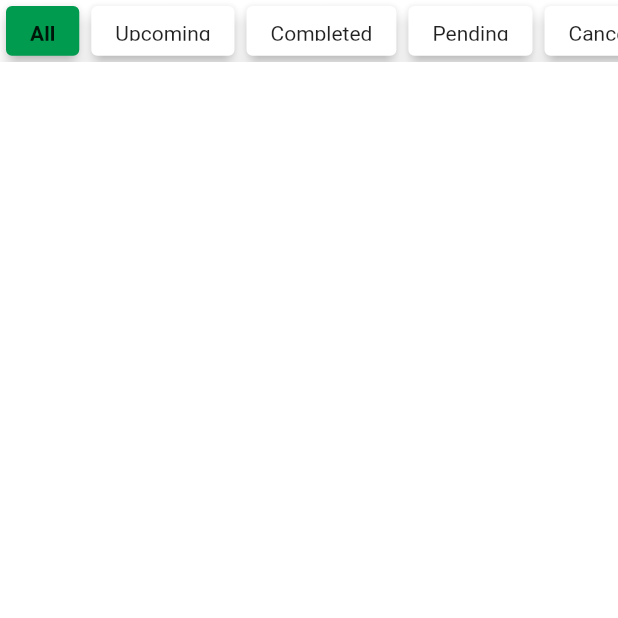
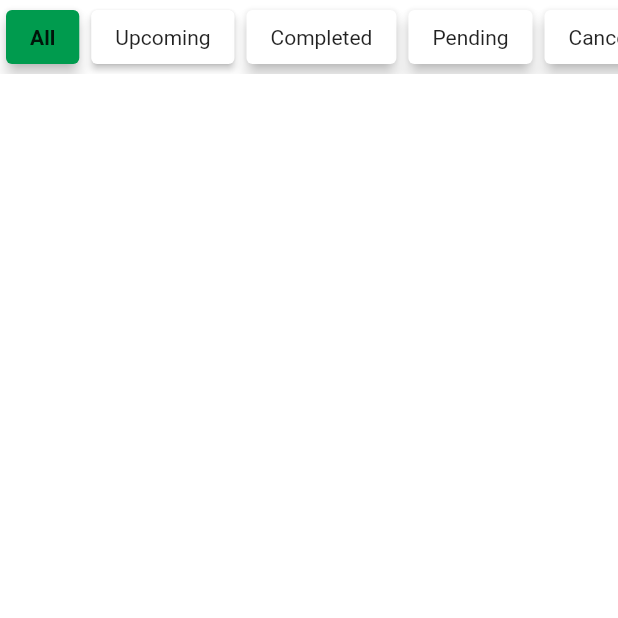
Before and after one commit to Digital-Edge-360/AMO-Mobile-app, a Flutter app: the HistoryPage screen opened directly, on a phone screen of 412 x 824 dp, the top half of it. Run offline on Flutter 3.47's test engine with Material 2 defaults, Android fonts, the phone set to English and light mode, and no system bars; our stand-ins replace cloud_firestore, firebase_auth, firebase_core, firebase_database, flutter_styled_toast, fluttertoast and 8 more; missing offline and left inert: flutter_polyline_points, material_dialogs; accounts and stored records are empty.

Commit message:
new agent code

```diff
--- a/lib/authentication/login_screen.dart
+++ b/lib/authentication/login_screen.dart
@@ -1,5 +1,4 @@
 import 'dart:developer';
-
 import 'package:amo_cabs/authentication/otp_page.dart';
 import 'package:firebase_auth/firebase_auth.dart';
 import 'package:flutter/material.dart';
@@ -27,7 +26,6 @@ class _LoginScreenState extends State<LoginScreen> {
       shape: RoundedRectangleBorder(
         borderRadius: BorderRadius.circular(10),
       ));
-
   Future<void> signInWithPhoneNumber(String phoneNumber) async {
     showDialog(
       context: context,
@@ -35,9 +33,7 @@ class _LoginScreenState extends State<LoginScreen> {
         message: "Sending OTP, please wait..",
       ),
     );
-
     FirebaseAuth auth = FirebaseAuth.instance;
-
     await auth.verifyPhoneNumber(
       phoneNumber: phoneNumber,
       verificationCompleted: (PhoneAuthCredential credential) async {
--- a/lib/authentication/registration_screen.dart
+++ b/lib/authentication/registration_screen.dart
@@ -9,7 +9,6 @@ import 'package:shared_preferences/shared_preferences.dart';
 import '../../global/global.dart';
 import '../../widgets/amo_toast.dart';
 import '../models/user_model.dart';
-
 // ignore: must_be_immutable
 class RegistrationScreen extends StatefulWidget {
   String phoneNumber;
--- a/lib/main.dart
+++ b/lib/main.dart
@@ -25,7 +25,6 @@ void main() async {
     ),
   );
 }
-
 class MyApp extends StatefulWidget {
   final Widget? child;
   const MyApp({super.key, this.child});
--- a/lib/mainScreens/booking_confirmation_page.dart
+++ b/lib/mainScreens/booking_confirmation_page.dart
@@ -865,6 +865,7 @@ class _BookingConfirmationState extends State<BookingConfirmation> {
                                 "Cash",
                                 "Online"
 
+
                               ].map((String value) {
                                 return DropdownMenuItem<String>(
                                   value:value,
@@ -882,7 +883,8 @@ class _BookingConfirmationState extends State<BookingConfirmation> {
                             // <-- SEE HERE
                           ),
                         ],
-                      )),
+                      )
+                  ),
                 ),
 
                 //coupon code textfield
--- a/lib/mainScreens/history_page.dart
+++ b/lib/mainScreens/history_page.dart
@@ -93,7 +93,7 @@ class _HistoryPageState extends State<HistoryPage> {
                   SizedBox(
                     height: MediaQuery
                         .sizeOf(context)
-                        .height * 0.05,
+                        .height * 0.06,
                     child: SingleChildScrollView(
                       scrollDirection: Axis.horizontal,
                       physics: const BouncingScrollPhysics(
@@ -133,7 +133,7 @@ class _HistoryPageState extends State<HistoryPage> {
                               color: filterIndex == 1
                                   ? Color(0xff009B4E)
                                   : Colors.white,
-                              elevation: 4,
+                              elevation: 2,
                               child: const Padding(
                                 padding: EdgeInsets.symmetric(
                                     horizontal: 16, vertical: 10),
@@ -506,7 +506,7 @@ class _RideDetailsTile extends StatelessWidget {
                               ),
                               Text(
                                 "Commission: ₹${double.tryParse(
-                                    docs!.elementAt(index).data()["commission"].toString())?.toStringAsFixed(2)}",
+                                    docs!.elementAt(index).data()["commission"].toString())?.toStringAsFixed(2) ?? "0"}",
                                 style: const TextStyle(
                                   fontWeight: FontWeight.bold,
                                 ),
--- a/lib/mainScreens/main_screen.dart
+++ b/lib/mainScreens/main_screen.dart
@@ -410,7 +410,6 @@ class _MainScreenState extends State<MainScreen> {
                     locateUserPosition();
                   },
                 ),
-
                 //custom hamburger button for drawer
                 // Positioned(
                 //   top: 30,
```
Also changed, not shown: lib/widgets/my_drawer.dart (+32 -24 lines), pubspec.lock.
